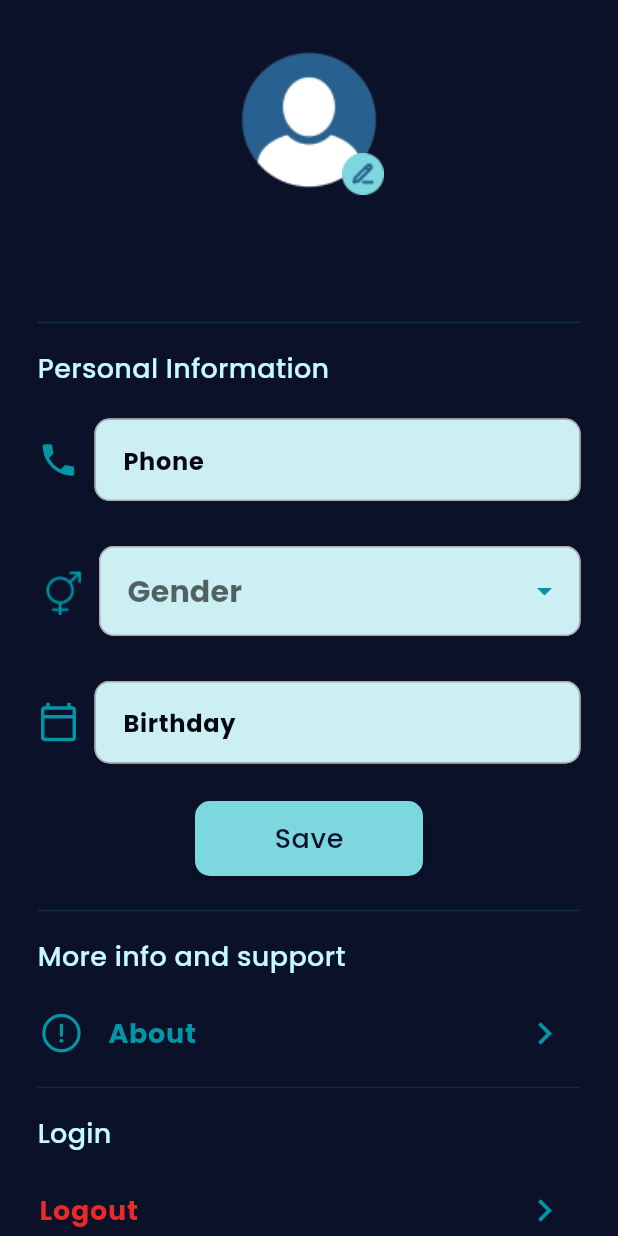
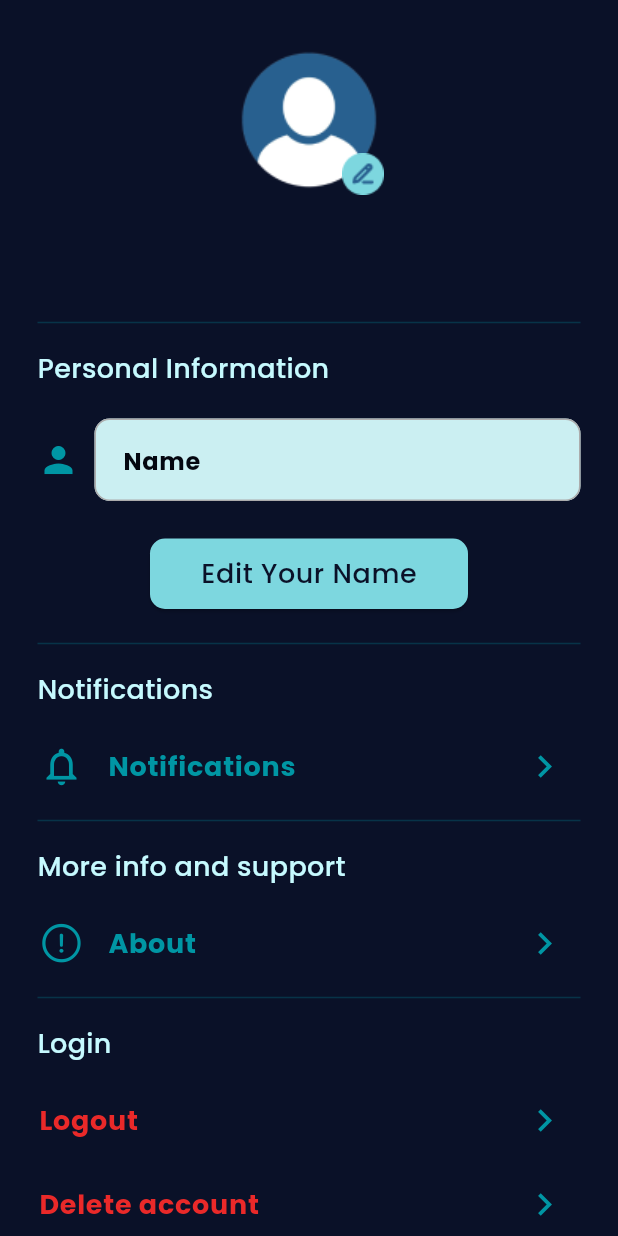
Before and after one commit to ibrahimagdy/Homey_application, a Flutter app: the ProfileView screen opened directly, on a phone screen of 412 x 824 dp. Run offline on Flutter 3.47's test engine with Material 3 defaults, Android fonts, the phone set to English and light mode, and no system bars; our stand-ins replace bot_toast, carousel_slider, firebase_auth, firebase_core, firebase_storage, flutter_easyloading and 4 more; accounts and stored records are empty.

Commit message:
update on profile

```diff
--- a/lib/core/services/snackbar_service.dart
+++ b/lib/core/services/snackbar_service.dart
@@ -163,7 +163,7 @@ class SnackBarService {
         );
       },
       duration: const Duration(
-        seconds: 10,
+        seconds: 2,
       ),
       dismissDirections: [DismissDirection.endToStart],
     );
--- a/lib/core/widgets/custom_text_form_field.dart
+++ b/lib/core/widgets/custom_text_form_field.dart
@@ -1,7 +1,7 @@
 import 'package:flutter/material.dart';
 
 class CustomTextFormField extends StatelessWidget {
-  final TextEditingController controller;
+  final TextEditingController? controller;
   final String? hintText;
   final bool obscureText;
   final Color color;
@@ -9,14 +9,18 @@ class CustomTextFormField extends StatelessWidget {
   final Widget? suffixIcon;
   final TextStyle style;
   final TextStyle inputStyle;
+  final String? initialValue;
+  final void Function(String)? onChanged;
 
   const CustomTextFormField(
       {super.key,
       this.hintText,
       this.obscureText = false,
-      required this.controller,
       this.validator,
       this.suffixIcon,
+      this.initialValue,
+      this.controller,
+      this.onChanged,
       this.color = Colors.white,
       required this.style,
       required this.inputStyle});
@@ -24,16 +28,18 @@ class CustomTextFormField extends StatelessWidget {
   @override
   Widget build(BuildContext context) {
     return TextFormField(
+      initialValue: initialValue,
       style: inputStyle,
       enableSuggestions: true,
       validator: validator,
       controller: controller,
       obscureText: obscureText,
+      onChanged: onChanged,
       decoration: InputDecoration(
-          contentPadding: const EdgeInsets.all(15),
-          hintText: hintText,
-          hintStyle: style,
-          fillColor: color,
+        contentPadding: const EdgeInsets.all(15),
+        hintText: hintText,
+        hintStyle: style,
+        fillColor: color,
         filled: true,
         suffixIcon: suffixIcon,
         suffixIconConstraints: const BoxConstraints(maxWidth: 50),
--- a/lib/pages/profile_screen/profile_screen.dart
+++ b/lib/pages/profile_screen/profile_screen.dart
@@ -4,12 +4,14 @@ import 'package:firebase_auth/firebase_auth.dart';
 import 'package:firebase_storage/firebase_storage.dart';
 import 'package:flutter/cupertino.dart';
 import 'package:flutter/material.dart';
+import 'package:homey/core/network_layer/firebase_utils.dart';
 import 'package:homey/core/widgets/custom_divider.dart';
 import 'package:homey/core/widgets/custom_text_form_field.dart';
 import 'package:homey/pages/about_us_screen/about_us_screen.dart';
 import 'package:image_picker/image_picker.dart';
 import 'package:path/path.dart';
 
+import '../../core/services/snackbar_service.dart';
 import '../login_screen/login_screen.dart';
 
 class ProfileView extends StatefulWidget {
@@ -30,6 +32,11 @@ class _ProfileViewState extends State<ProfileView> {
     super.initState();
   }
 
+  File? image;
+  String? url;
+  TextEditingController phoneController = TextEditingController();
+  var formKey = GlobalKey<FormState>();
+
   Future<void> pickImage(ImageSource source) async {
     final pickedFile = await ImagePicker().pickImage(
       source: source,
@@ -45,19 +52,11 @@ class _ProfileViewState extends State<ProfileView> {
     setState(() {});
   }
 
-  File? image;
-  String? url;
-  String? _selectedGender;
-  DateTime selectedDate = DateTime.now();
-  TextEditingController dateController = TextEditingController();
-
   @override
   Widget build(BuildContext context) {
     var theme = Theme.of(context);
     var email = FirebaseAuth.instance.currentUser?.email;
-    var name = FirebaseAuth.instance.currentUser?.displayName;
-    TextEditingController phoneController = TextEditingController();
-    var formKey = GlobalKey<FormState>();
+    var name = FirebaseAuth.instance.currentUser?.displayName ?? "";
     return Scaffold(
       backgroundColor: const Color(0xff0A1128),
       body: SafeArea(
@@ -101,12 +100,20 @@ class _ProfileViewState extends State<ProfileView> {
                         ),
                       )),
                 ),
-                Text(
-                  name!,
+                StreamBuilder(
+                  initialData: name,
+                  stream: FirebaseUtils.personalInformationStream.map((_) {
+                    return FirebaseAuth.instance.currentUser?.displayName ?? '';
+                  }),
+                  builder: (context, snapshot) {
+                    return Text(
+                      snapshot.data ?? name,
                       textAlign: TextAlign.center,
                       style: theme.textTheme.titleMedium!.copyWith(
                         color: const Color(0xffC6FAFF),
                       ),
+                    );
+                  },
                 ),
                 Text(
                   email!,
@@ -130,12 +137,10 @@ class _ProfileViewState extends State<ProfileView> {
                 Padding(
                   padding:
                       const EdgeInsets.symmetric(horizontal: 25, vertical: 10),
-                  child: Column(
-                    children: [
-                      Row(
+                  child: Row(
                     children: [
                       const Icon(
-                            Icons.phone,
+                        Icons.person,
                         color: Color(0xff0096A4),
                         size: 28,
                       ),
@@ -144,132 +149,19 @@ class _ProfileViewState extends State<ProfileView> {
                       ),
                       Expanded(
                         child: CustomTextFormField(
+                          initialValue: name,
+                          onChanged: (value) {
+                            name = value;
+                          },
                           inputStyle: const TextStyle(
                               color: Color(0xff0096A4), fontSize: 17),
                           style: const TextStyle(
                             color: Color(0xff040710),
                             fontSize: 16,
                           ),
-                              controller: phoneController,
-                              hintText: "Phone",
+                          hintText: "Name",
                           color: const Color(0xffCBEFF2),
                         ),
-                          ),
-                        ],
-                      ),
-                      const SizedBox(height: 30),
-                      Row(
-                        children: [
-                          Image.asset("assets/images/gender_icon.png"),
-                          const SizedBox(
-                            width: 10,
-                          ),
-                          Expanded(
-                            child: DropdownButtonFormField(
-                              iconEnabledColor: const Color(0xff0096A4),
-                              dropdownColor: const Color(0xff7DD7DF),
-                              value: _selectedGender,
-                              items: [
-                                DropdownMenuItem(
-                                  value: 'Male',
-                                  child: Row(
-                                    children: [
-                                      Image.asset(
-                                          "assets/images/male_icon.png"),
-                                      const Text(
-                                        "Male",
-                                        style: TextStyle(
-                                            color: Color(0xff0096A4),
-                                            fontSize: 14),
-                                      ),
-                                    ],
-                                  ),
-                                ),
-                                DropdownMenuItem(
-                                  value: 'Female',
-                                  child: Row(
-                                    children: [
-                                      Image.asset(
-                                          "assets/images/female_icon.png"),
-                                      const Text(
-                                        "Female",
-                                        style: TextStyle(
-                                            color: Color(0xff0096A4),
-                                            fontSize: 14),
-                                      ),
-                                    ],
-                                  ),
-                                ),
-                              ],
-                              onChanged: (value) {
-                                setState(() {
-                                  _selectedGender = value;
-                                });
-                              },
-                              decoration: InputDecoration(
-                                contentPadding: const EdgeInsets.all(15),
-                                hintText: "Gender",
-                                hintStyle: const TextStyle(
-                                    color: Color(0xff040710), fontSize: 17),
-                                fillColor: const Color(0xffCBEFF2),
-                                filled: true,
-                                enabledBorder: OutlineInputBorder(
-                                  borderRadius: BorderRadius.circular(10),
-                                  borderSide: const BorderSide(
-                                    color: Color(0xffACACAC),
-                                  ),
-                                ),
-                                focusedBorder: OutlineInputBorder(
-                                  borderRadius: BorderRadius.circular(10),
-                                ),
-                              ),
-                            ),
-                          ),
-                        ],
-                      ),
-                      const SizedBox(height: 30),
-                      Row(
-                        children: [
-                          const Icon(
-                            Icons.calendar_today_outlined,
-                            color: Color(0xff0096A4),
-                            size: 28,
-                          ),
-                          const SizedBox(
-                            width: 10,
-                          ),
-                          Expanded(
-                            child: TextFormField(
-                              style: const TextStyle(
-                                  color: Color(0xff0096A4), fontSize: 17),
-                              controller: dateController,
-                              onTap: () {
-                                showCalender(context);
-                              },
-                              decoration: InputDecoration(
-                                contentPadding: const EdgeInsets.all(15),
-                                hintText: "Birthday",
-                                hintStyle: const TextStyle(
-                                  color: Color(0xff040710),
-                                  fontSize: 16,
-                                ),
-                                fillColor: const Color(0xffCBEFF2),
-                                filled: true,
-                                suffixIconConstraints:
-                                    const BoxConstraints(maxWidth: 50),
-                                enabledBorder: OutlineInputBorder(
-                                  borderRadius: BorderRadius.circular(10),
-                                  borderSide: const BorderSide(
-                                    color: Color(0xffACACAC),
-                                  ),
-                                ),
-                                focusedBorder: OutlineInputBorder(
-                                  borderRadius: BorderRadius.circular(10),
-                                ),
-                              ),
-                            ),
-                          ),
-                        ],
                       ),
                     ],
                   ),
@@ -277,21 +169,63 @@ class _ProfileViewState extends State<ProfileView> {
                 const SizedBox(height: 15),
                 Container(
                   width: 100,
-                  height: 50,
-                  margin: const EdgeInsets.symmetric(horizontal: 130),
+                  height: 47,
+                  margin: const EdgeInsets.symmetric(horizontal: 100),
                   child: ElevatedButton(
                     style: ElevatedButton.styleFrom(
                       backgroundColor: const Color(0xff7DD7DF),
                       shape: RoundedRectangleBorder(
                           borderRadius: BorderRadius.circular(10)),
                     ),
-                    onPressed: () {},
-                    child: Text("Save",
+                    onPressed: () {
+                      editProfileOnClick(context, name);
+                    },
+                    child: Text(
+                      "Edit Your Name",
                       style: theme.textTheme.bodySmall!.copyWith(
-                            color: const Color(0xff0A1128), fontSize: 18)),
+                        color: const Color(0xff0A1128),
+                        fontSize: 18,
+                      ),
+                    ),
                   ),
                 ),
                 const SizedBox(height: 15),
+                const CustomDivider(),
+                const Padding(
+                  padding: EdgeInsets.symmetric(horizontal: 25, vertical: 10),
+                  child: Text(
+                    "Notifications",
+                    style: TextStyle(
+                      color: Color(0xffC6FAFF),
+                      fontSize: 18,
+                    ),
+                  ),
+                ),
+                Padding(
+                  padding: const EdgeInsets.symmetric(horizontal: 10),
+                  child: GestureDetector(
+                    onTap: () {
+                      Navigator.pushNamed(context, AboutUsScreen.routeName);
+                    },
+                    child: const ListTile(
+                      leading: Icon(
+                        Icons.notifications_none_outlined,
+                        size: 30,
+                        color: Color(0xff0096A4),
+                      ),
+                      title: Text(
+                        "Notifications",
+                        style:
+                            TextStyle(color: Color(0xff0096A4), fontSize: 18),
+                      ),
+                      trailing: Icon(
+                        Icons.navigate_next,
+                        size: 30,
+                        color: Color(0xff0096A4),
+                      ),
+                    ),
+                  ),
+                ),
                 const CustomDivider(),
                 const Padding(
                   padding: EdgeInsets.symmetric(horizontal: 25, vertical: 10),
@@ -359,25 +293,32 @@ class _ProfileViewState extends State<ProfileView> {
                     ),
                   ),
                 ),
+                Padding(
+                  padding: const EdgeInsets.symmetric(horizontal: 10),
+                  child: GestureDetector(
+                    onTap: () {
+                      showDeleteAccountConfirmationDialog(context);
+                    },
+                    child: const ListTile(
+                      title: Text(
+                        "Delete account",
+                        style:
+                            TextStyle(color: Color(0xffEA2929), fontSize: 18),
+                      ),
+                      trailing: Icon(
+                        Icons.navigate_next,
+                        size: 30,
+                        color: Color(0xff0096A4),
+                      ),
+                    ),
+                  ),
+                ),
               ],
             ),
           ),
         ),
       ),
     );
-  }
-
-  void showCalender(BuildContext context) async {
-    var dateSelected = await showDatePicker(
-      context: context,
-      firstDate: DateTime(1900),
-      lastDate: DateTime.now(),
-    );
-    if (dateSelected == null) return;
-    selectedDate = dateSelected;
-    dateController.text =
-        '${selectedDate.day}/${selectedDate.month}/${selectedDate.year}';
-    setState(() {});
   }
 
   void showLogoutConfirmationDialog(BuildContext context) {
@@ -394,7 +335,7 @@ class _ProfileViewState extends State<ProfileView> {
               mainAxisSize: MainAxisSize.min,
               children: [
                 const Text(
-                  "Are you sure?",
+                  "Are you sure to logout?",
                   style: TextStyle(
                     fontSize: 18,
                     fontWeight: FontWeight.bold,
@@ -432,6 +373,71 @@ class _ProfileViewState extends State<ProfileView> {
                           });
                         },
                         child: const Text("Logout",
+                            style: TextStyle(color: Colors.red, fontSize: 18)),
+                      ),
+                    ),
+                  ],
+                ),
+              ],
+            ),
+          ),
+        );
+      },
+    );
+  }
+
+  void showDeleteAccountConfirmationDialog(BuildContext context) {
+    showDialog(
+      context: context,
+      builder: (dialogContext) {
+        return Dialog(
+          shape: RoundedRectangleBorder(
+            borderRadius: BorderRadius.circular(20),
+          ),
+          child: Container(
+            padding: const EdgeInsets.all(20),
+            child: Column(
+              mainAxisSize: MainAxisSize.min,
+              children: [
+                const Text(
+                  "Are you sure to delete Account?",
+                  textAlign: TextAlign.center,
+                  style: TextStyle(
+                    fontSize: 18,
+                    fontWeight: FontWeight.bold,
+                    color: Colors.black,
+                  ),
+                ),
+                const SizedBox(height: 10),
+                const Divider(
+                  color: Colors.grey,
+                  thickness: 1.5,
+                ),
+                Row(
+                  mainAxisAlignment: MainAxisAlignment.spaceEvenly,
+                  children: [
+                    Expanded(
+                      child: TextButton(
+                        onPressed: () {
+                          Navigator.of(dialogContext).pop();
+                        },
+                        child: const Text(
+                          "Cancel",
+                          style:
+                              TextStyle(color: Color(0xff0A1128), fontSize: 18),
+                        ),
+                      ),
+                    ),
+                    Expanded(
+                      child: TextButton(
+                        onPressed: () async {
+                          var auth = FirebaseAuth.instance;
+                          auth.currentUser?.delete().then((value) {
+                            Navigator.pushReplacementNamed(
+                                context, LoginScreen.routeName);
+                          });
+                        },
+                        child: const Text("Delete",
                             style: TextStyle(color: Colors.red, fontSize: 18)),
                       ),
                     ),
@@ -498,4 +504,14 @@ class _ProfileViewState extends State<ProfileView> {
       },
     );
   }
+
+  void editProfileOnClick(BuildContext context, String name) {
+    FirebaseUtils.editPersonalInformation(name).then((changed) {
+      if (changed) {
+        SnackBarService.showSuccessMessage("Name edited successfully");
+      } else {
+        SnackBarService.showErrorMessage("No changes were made");
       }
+    });
+  }
+}
```
Also changed, not shown: lib/core/network_layer/firebase_utils.dart (added, +30 -0 lines), lib/pages/favorite_screen/favorite_screen.dart (+11 -1 lines), lib/pages/notifications_screen/notifications_screen.dart (added, +10 -0 lines). Lines whose indentation alone changed are shown as unchanged.
